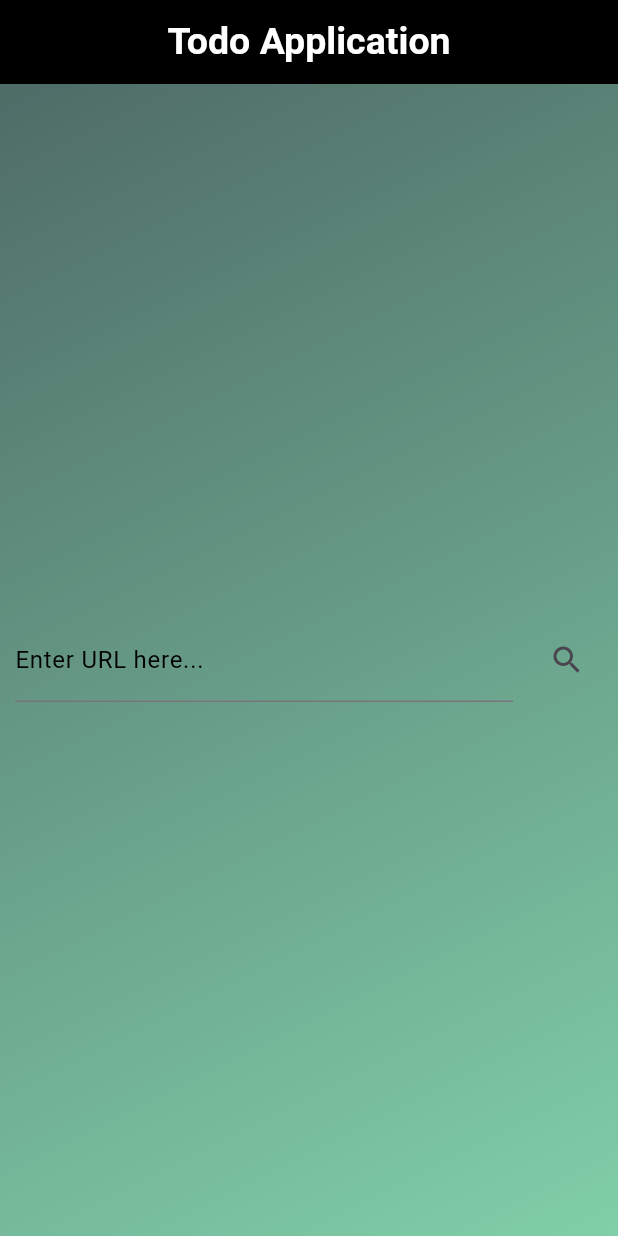
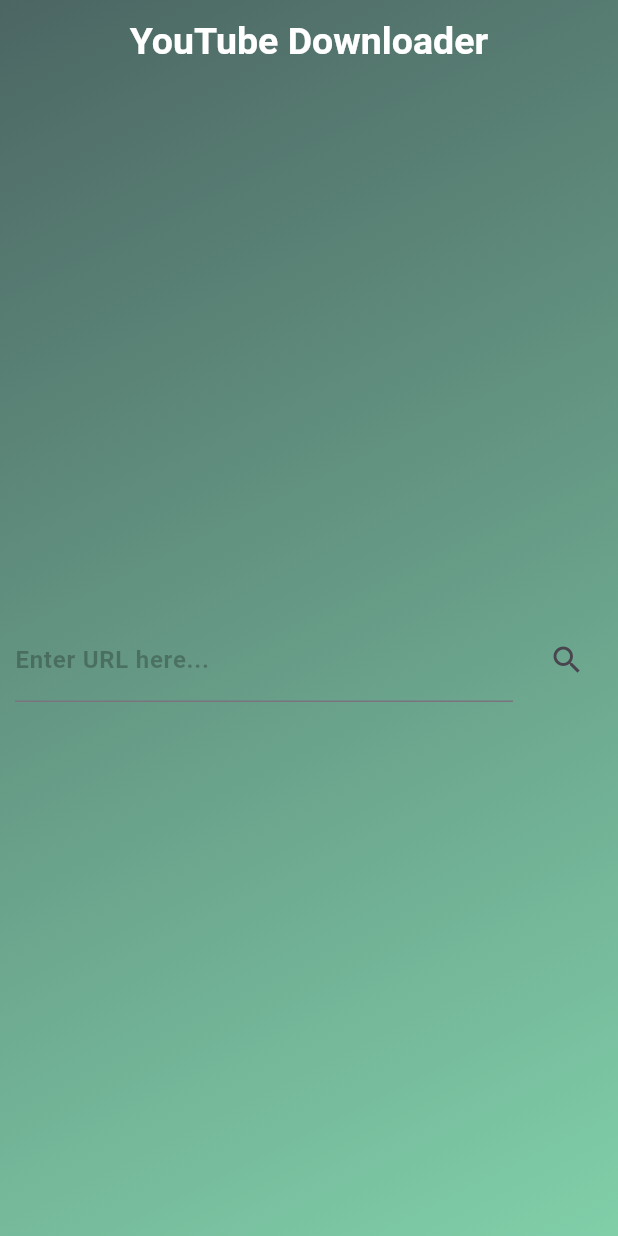
Before and after one commit to jcub1011/youtube_downloader, a Flutter app: the screen it shows after launch, on a phone screen of 412 x 824 dp. Run offline on Flutter 3.47's test engine with Material 3 defaults, Android fonts, the phone set to English and light mode, and no system bars; missing offline and left inert: youtube_explode_dart; generated files the repository leaves out were written again.

Commit message:
Adjusted colors.

```diff
--- a/lib/src/ui_components/home_page.dart
+++ b/lib/src/ui_components/home_page.dart
@@ -35,7 +35,7 @@
       child: Scaffold(
         appBar: AppBar(
           title: const Text(
-            "Todo Application",
+            "YouTube Downloader",
             style: TextStyle(
               fontWeight: FontWeight.bold,
               fontSize: 25,
@@ -44,7 +44,7 @@
 
           // Centers the app bar title
           centerTitle: true,
-          backgroundColor: Colors.black,
+          backgroundColor: Colors.transparent,
           foregroundColor: Colors.white,
         ),
         body: Center(
@@ -61,6 +61,10 @@
               Expanded(
                 child: TextFormField(
                   controller: _sourceUrlController,
+                  style: const TextStyle(
+                    color: Colors.white,
+                    fontWeight: FontWeight.normal,
+                  ),
                   decoration: InputDecoration(
                     focusedBorder: OutlineInputBorder(
                       borderRadius: BorderRadius.circular(8),
@@ -73,8 +77,8 @@
                     // Placeholder text
                     labelText: 'Enter URL here...',
                     labelStyle: const TextStyle(
-                      color: Colors.black,
-                      fontWeight: FontWeight.normal,
+                      color: Colors.black26,
+                      fontWeight: FontWeight.bold,
                     ),
                   ),
 
```
